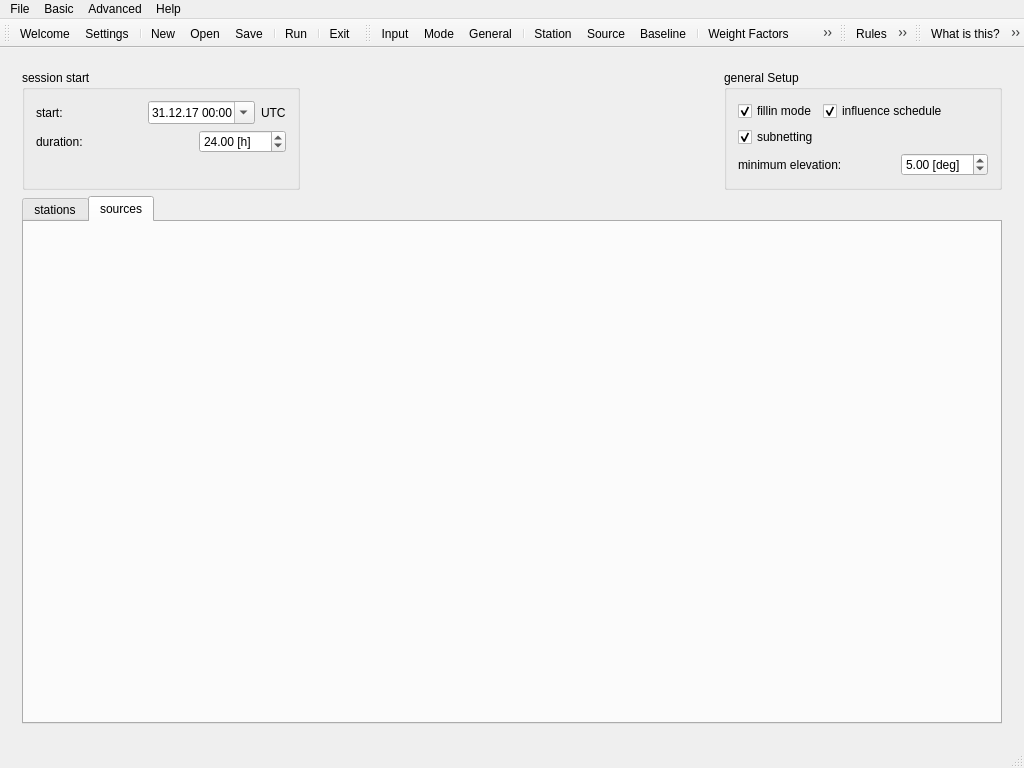
Above: mainwindow.ui from TUW-VieVS/VieSchedpp before the change. Below: the same form after it.
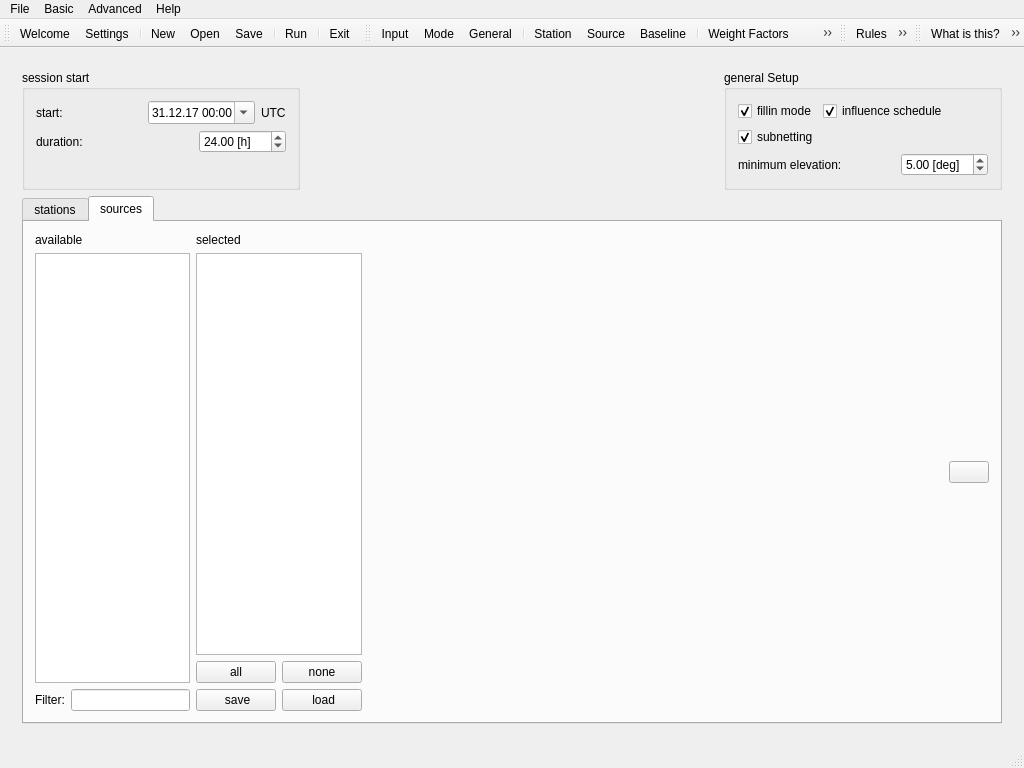
That is the form after the change. The open tabs and pages were chosen to show the change. Icons and pictures are not drawn.

Commit message:
skymap plot and zoom limit
changed selected model from QStringListModel to QStandardItemModel
new zoom limit for ChartView
new skymap plot for selected sources

```diff
--- a/mainwindow.ui
+++ b/mainwindow.ui
@@ -1240,6 +1240,157 @@
            <attribute name="title">
             <string>sources</string>
            </attribute>
+           <layout class="QHBoxLayout" name="horizontalLayout_83" stretch="1,1,4">
+            <item>
+             <layout class="QVBoxLayout" name="verticalLayout_43">
+              <item>
+               <widget class="QLabel" name="label_30">
+                <property name="text">
+                 <string>available</string>
+                </property>
+               </widget>
+              </item>
+              <item>
+               <widget class="QTreeView" name="treeView_allAvailabeSources">
+                <property name="mouseTracking">
+                 <bool>true</bool>
+                </property>
+                <property name="editTriggers">
+                 <set>QAbstractItemView::NoEditTriggers</set>
+                </property>
+                <property name="dragEnabled">
+                 <bool>false</bool>
+                </property>
+                <property name="alternatingRowColors">
+                 <bool>true</bool>
+                </property>
+               </widget>
+              </item>
+              <item>
+               <layout class="QHBoxLayout" name="horizontalLayout_80">
+                <item>
+                 <widget class="QLabel" name="label_34">
+                  <property name="text">
+                   <string>Filter:</string>
+                  </property>
+                 </widget>
+                </item>
+                <item>
+                 <widget class="QLineEdit" name="lineEdit_allStationsFilter_3"/>
+                </item>
+               </layout>
+              </item>
+             </layout>
+            </item>
+            <item>
+             <layout class="QVBoxLayout" name="verticalLayout_42">
+              <item>
+               <widget class="QLabel" name="label_23">
+                <property name="text">
+                 <string>selected</string>
+                </property>
+               </widget>
+              </item>
+              <item>
+               <widget class="QListView" name="listView_allSelectedSources">
+                <property name="mouseTracking">
+                 <bool>true</bool>
+                </property>
+                <property name="editTriggers">
+                 <set>QAbstractItemView::NoEditTriggers</set>
+                </property>
+                <property name="alternatingRowColors">
+                 <bool>true</bool>
+                </property>
+               </widget>
+              </item>
+              <item>
+               <layout class="QHBoxLayout" name="horizontalLayout_82">
+                <item>
+                 <widget class="QPushButton" name="pushButton_13">
+                  <property name="text">
+                   <string>all</string>
+                  </property>
+                  <property name="icon">
+                   <iconset resource="myresources.qrc">
+                    <normaloff>:/icons/icons/edit-add.png</normaloff>:/icons/icons/edit-add.png</iconset>
+                  </property>
+                 </widget>
+                </item>
+                <item>
+                 <widget class="QPushButton" name="pushButton_15">
+                  <property name="text">
+                   <string>none</string>
+                  </property>
+                  <property name="icon">
+                   <iconset resource="myresources.qrc">
+                    <normaloff>:/icons/icons/edit-delete-6.png</normaloff>:/icons/icons/edit-delete-6.png</iconset>
+                  </property>
+                 </widget>
+                </item>
+               </layout>
+              </item>
+              <item>
+               <layout class="QHBoxLayout" name="horizontalLayout_79">
+                <item>
+                 <widget class="QPushButton" name="pushButton_11">
+                  <property name="text">
+                   <string> save</string>
+                  </property>
+                  <property name="icon">
+                   <iconset resource="myresources.qrc">
+                    <normaloff>:/icons/icons/document-export.png</normaloff>:/icons/icons/document-export.png</iconset>
+                  </property>
+                 </widget>
+                </item>
+                <item>
+                 <widget class="QPushButton" name="pushButton_12">
+                  <property name="text">
+                   <string> load</string>
+                  </property>
+                  <property name="icon">
+                   <iconset resource="myresources.qrc">
+                    <normaloff>:/icons/icons/folder-open-5.png</normaloff>:/icons/icons/folder-open-5.png</iconset>
+                  </property>
+                 </widget>
+                </item>
+               </layout>
+              </item>
+             </layout>
+            </item>
+            <item>
+             <layout class="QVBoxLayout" name="verticalLayout_skymap">
+              <item>
+               <layout class="QHBoxLayout" name="horizontalLayout_81">
+                <item>
+                 <spacer name="horizontalSpacer_36">
+                  <property name="orientation">
+                   <enum>Qt::Horizontal</enum>
+                  </property>
+                  <property name="sizeHint" stdset="0">
+                   <size>
+                    <width>40</width>
+                    <height>20</height>
+                   </size>
+                  </property>
+                 </spacer>
+                </item>
+                <item>
+                 <widget class="QPushButton" name="pushButton_skymapZoomFull">
+                  <property name="text">
+                   <string/>
+                  </property>
+                  <property name="icon">
+                   <iconset resource="myresources.qrc">
+                    <normaloff>:/icons/icons/zoom-fit-best-3.png</normaloff>:/icons/icons/zoom-fit-best-3.png</iconset>
+                  </property>
+                 </widget>
+                </item>
+               </layout>
+              </item>
+             </layout>
+            </item>
+           </layout>
           </widget>
          </widget>
         </item>
```
Left out of the diff: 10 changed lines with no effect on the pictures. The commit also changes 15 other files.
